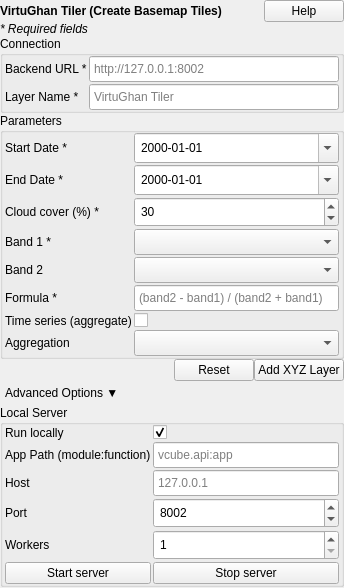
Old version of the form virtughan_qgis/tiler/tiler_form.ui in the repository virtughan/qgis-plugin.
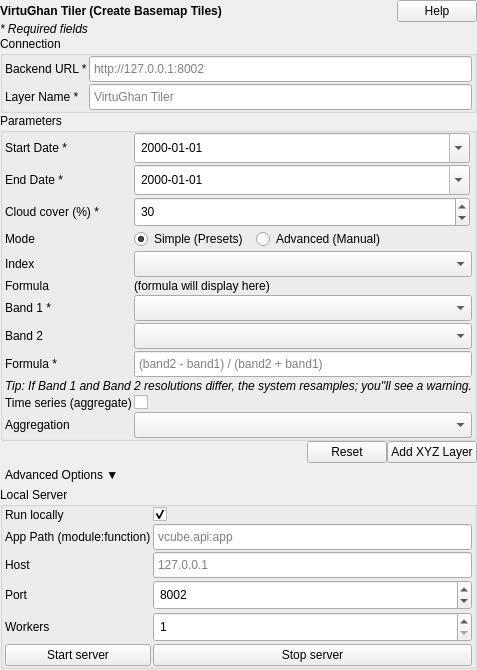
New version of the form.

Commit message: ui adjustments; presets and manual indices like ndvi and formula in compute and tiles

Diff of the .ui file:
```diff
--- a/virtughan_qgis/tiler/tiler_form.ui
+++ b/virtughan_qgis/tiler/tiler_form.ui
@@ -237,35 +237,103 @@
       </item>
 
       <item row="3" column="0">
+       <widget class="QLabel" name="labelMode">
+        <property name="text">
+         <string>Mode</string>
+        </property>
+       </widget>
+      </item>
+      <item row="3" column="1">
+       <layout class="QHBoxLayout" name="modeLayout">
+        <property name="spacing"><number>8</number></property>
+        <item>
+         <widget class="QRadioButton" name="simpleModeRadio">
+          <property name="text"><string>Simple (Presets)</string></property>
+          <property name="checked"><bool>true</bool></property>
+         </widget>
+        </item>
+        <item>
+         <widget class="QRadioButton" name="advancedModeRadio">
+          <property name="text"><string>Advanced (Manual)</string></property>
+         </widget>
+        </item>
+        <item>
+         <spacer name="modeSpacer">
+          <property name="orientation"><enum>Qt::Horizontal</enum></property>
+          <property name="sizeHint" stdset="0">
+           <size><width>40</width><height>20</height></size>
+          </property>
+         </spacer>
+        </item>
+       </layout>
+      </item>
+
+      <item row="4" column="0">
+       <widget class="QLabel" name="labelIndex">
+        <property name="text">
+         <string>Index</string>
+        </property>
+        <property name="margin"><number>6</number></property>
+       </widget>
+      </item>
+      <item row="4" column="1" colspan="2">
+       <widget class="QComboBox" name="indexCombo">
+        <property name="toolTip"><string>Select a preset spectral index</string></property>
+       </widget>
+      </item>
+
+      <item row="5" column="0">
+       <widget class="QLabel" name="labelFormulaRef">
+        <property name="text">
+         <string>Formula</string>
+        </property>
+        <property name="margin"><number>6</number></property>
+       </widget>
+      </item>
+      <item row="5" column="1" colspan="2">
+       <widget class="QLabel" name="formulaReferenceLabel">
+        <property name="text"><string>(formula will display here)</string></property>
+        <property name="wordWrap"><bool>true</bool></property>
+        <property name="toolTip"><string>Read-only formula reference for selected preset</string></property>
+        <property name="sizePolicy">
+         <sizepolicy hsizetype="Expanding" vsizetype="Preferred">
+          <horstretch>0</horstretch>
+          <verstretch>0</verstretch>
+         </sizepolicy>
+        </property>
+       </widget>
+      </item>
+
+      <item row="6" column="0">
        <widget class="QLabel" name="labelBand1">
         <property name="text">
                  <string>Band 1 *</string>
         </property>
+        <property name="margin"><number>6</number></property>
        </widget>
       </item>
-      <item row="3" column="1">
+      <item row="6" column="1" colspan="2">
        <widget class="QComboBox" name="band1Combo"/>
       </item>
-
-      <item row="4" column="0">
+      <item row="7" column="0">
        <widget class="QLabel" name="labelBand2">
         <property name="text">
          <string>Band 2</string>
         </property>
+        <property name="margin"><number>6</number></property>
        </widget>
       </item>
-      <item row="4" column="1">
+      <item row="7" column="1" colspan="2">
        <widget class="QComboBox" name="band2Combo"/>
       </item>
-
-      <item row="5" column="0">
+      <item row="8" column="0">
        <widget class="QLabel" name="labelFormula">
         <property name="text">
                  <string>Formula *</string>
         </property>
        </widget>
       </item>
-      <item row="5" column="1">
+      <item row="8" column="1" colspan="2">
        <widget class="QLineEdit" name="formulaLine">
         <property name="placeholderText">
          <string>(band2 - band1) / (band2 + band1)</string>
@@ -273,14 +341,21 @@
        </widget>
       </item>
 
-      <item row="6" column="0">
+      <item row="9" column="0" colspan="3">
+       <widget class="QLabel" name="tilerTipLabel">
+        <property name="text"><string>&lt;i&gt;Tip: If Band 1 and Band 2 resolutions differ, the system resamples; you''ll see a warning.&lt;/i&gt;</string></property>
+        <property name="visible"><bool>true</bool></property>
+       </widget>
+      </item>
+
+      <item row="10" column="0">
        <widget class="QLabel" name="labelTimeseries">
         <property name="text">
          <string>Time series (aggregate)</string>
         </property>
        </widget>
       </item>
-      <item row="6" column="1">
+      <item row="10" column="1" colspan="2">
        <widget class="QCheckBox" name="timeseriesCheck">
         <property name="text">
          <string/>
@@ -291,7 +366,7 @@
        </widget>
       </item>
 
-      <item row="7" column="0">
+      <item row="11" column="0">
        <widget class="QLabel" name="labelOp">
         <property name="text">
          <string>Aggregation</string>
@@ -301,7 +376,7 @@
         </property>
        </widget>
       </item>
-      <item row="7" column="1">
+      <item row="11" column="1" colspan="2">
        <widget class="QComboBox" name="operationCombo">
         <property name="visible">
          <bool>false</bool>
@@ -309,6 +384,21 @@
        </widget>
       </item>
 
+      <item row="12" column="0" colspan="3">
+       <spacer name="paramsStretch">
+        <property name="orientation"><enum>Qt::Vertical</enum></property>
+        <property name="sizeHint" stdset="0">
+         <size><width>0</width><height>0</height></size>
+        </property>
+        <property name="sizePolicy">
+         <sizepolicy hsizetype="Minimum" vsizetype="Expanding">
+          <horstretch>0</horstretch>
+          <verstretch>0</verstretch>
+         </sizepolicy>
+        </property>
+       </spacer>
+      </item>
+
      </layout>
     </widget>
    </item>
```
Left out of the diff: 11 changed lines with no effect on the pictures. The commit also changes 6 other files.
